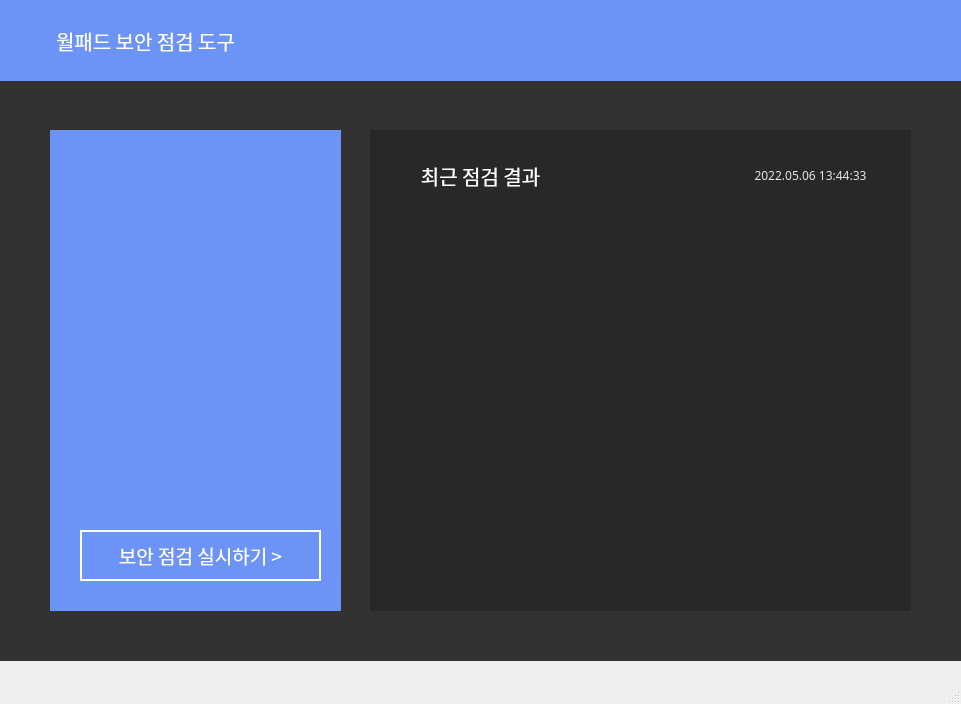
Above: main.ui from skyun333/wallpad before the change. Below: the same form after it.
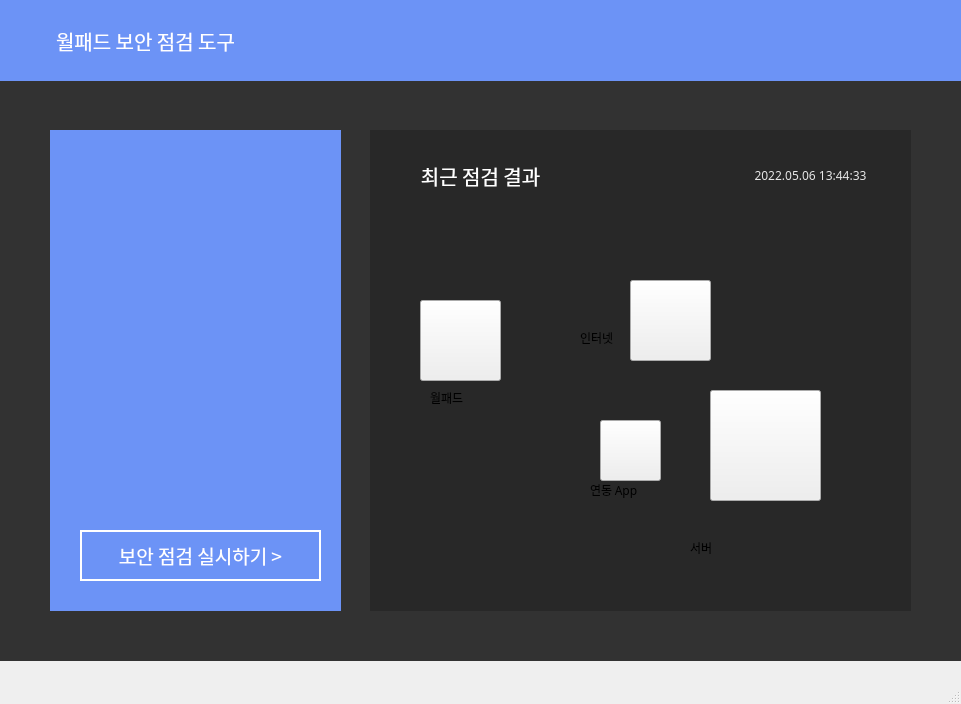
That is the form after the change. Icons and pictures are not drawn.

```diff
--- a/main.ui
+++ b/main.ui
@@ -298,6 +298,222 @@
      <set>Qt::AlignCenter</set>
     </property>
    </widget>
+   <widget class="QLabel" name="label_9">
+    <property name="geometry">
+     <rect>
+      <x>380</x>
+      <y>210</y>
+      <width>521</width>
+      <height>371</height>
+     </rect>
+    </property>
+    <property name="text">
+     <string/>
+    </property>
+    <property name="pixmap">
+     <pixmap>after.png</pixmap>
+    </property>
+   </widget>
+   <widget class="QLabel" name="label_10">
+    <property name="geometry">
+     <rect>
+      <x>430</x>
+      <y>300</y>
+      <width>81</width>
+      <height>81</height>
+     </rect>
+    </property>
+    <property name="text">
+     <string/>
+    </property>
+   </widget>
+   <widget class="QLabel" name="label_11">
+    <property name="geometry">
+     <rect>
+      <x>590</x>
+      <y>410</y>
+      <width>81</width>
+      <height>81</height>
+     </rect>
+    </property>
+    <property name="text">
+     <string/>
+    </property>
+   </widget>
+   <widget class="QLabel" name="label_12">
+    <property name="geometry">
+     <rect>
+      <x>730</x>
+      <y>400</y>
+      <width>81</width>
+      <height>81</height>
+     </rect>
+    </property>
+    <property name="text">
+     <string/>
+    </property>
+   </widget>
+   <widget class="QLabel" name="label_13">
+    <property name="geometry">
+     <rect>
+      <x>630</x>
+      <y>280</y>
+      <width>81</width>
+      <height>81</height>
+     </rect>
+    </property>
+    <property name="text">
+     <string/>
+    </property>
+   </widget>
+   <widget class="QPushButton" name="pushButton">
+    <property name="geometry">
+     <rect>
+      <x>420</x>
+      <y>300</y>
+      <width>81</width>
+      <height>81</height>
+     </rect>
+    </property>
+    <property name="cursor">
+     <cursorShape>OpenHandCursor</cursorShape>
+    </property>
+    <property name="text">
+     <string/>
+    </property>
+   </widget>
+   <widget class="QPushButton" name="pushButton_2">
+    <property name="geometry">
+     <rect>
+      <x>600</x>
+      <y>420</y>
+      <width>61</width>
+      <height>61</height>
+     </rect>
+    </property>
+    <property name="cursor">
+     <cursorShape>OpenHandCursor</cursorShape>
+    </property>
+    <property name="text">
+     <string/>
+    </property>
+   </widget>
+   <widget class="QPushButton" name="pushButton_4">
+    <property name="geometry">
+     <rect>
+      <x>710</x>
+      <y>390</y>
+      <width>111</width>
+      <height>111</height>
+     </rect>
+    </property>
+    <property name="cursor">
+     <cursorShape>OpenHandCursor</cursorShape>
+    </property>
+    <property name="text">
+     <string/>
+    </property>
+   </widget>
+   <widget class="QPushButton" name="pushButton_5">
+    <property name="geometry">
+     <rect>
+      <x>630</x>
+      <y>280</y>
+      <width>81</width>
+      <height>81</height>
+     </rect>
+    </property>
+    <property name="cursor">
+     <cursorShape>OpenHandCursor</cursorShape>
+    </property>
+    <property name="text">
+     <string/>
+    </property>
+   </widget>
+   <widget class="QLabel" name="label_15">
+    <property name="geometry">
+     <rect>
+      <x>430</x>
+      <y>390</y>
+      <width>51</width>
+      <height>16</height>
+     </rect>
+    </property>
+    <property name="font">
+     <font>
+      <family>AppleSDGothicNeoM00</family>
+     </font>
+    </property>
+    <property name="cursor">
+     <cursorShape>ArrowCursor</cursorShape>
+    </property>
+    <property name="text">
+     <string>월패드</string>
+    </property>
+   </widget>
+   <widget class="QLabel" name="label_16">
+    <property name="geometry">
+     <rect>
+      <x>590</x>
+      <y>480</y>
+      <width>61</width>
+      <height>20</height>
+     </rect>
+    </property>
+    <property name="font">
+     <font>
+      <family>AppleSDGothicNeoM00</family>
+     </font>
+    </property>
+    <property name="cursor">
+     <cursorShape>ArrowCursor</cursorShape>
+    </property>
+    <property name="text">
+     <string>연동 App</string>
+    </property>
+   </widget>
+   <widget class="QLabel" name="label_17">
+    <property name="geometry">
+     <rect>
+      <x>690</x>
+      <y>540</y>
+      <width>51</width>
+      <height>16</height>
+     </rect>
+    </property>
+    <property name="font">
+     <font>
+      <family>AppleSDGothicNeoM00</family>
+     </font>
+    </property>
+    <property name="cursor">
+     <cursorShape>ArrowCursor</cursorShape>
+    </property>
+    <property name="text">
+     <string>서버</string>
+    </property>
+   </widget>
+   <widget class="QLabel" name="label_18">
+    <property name="geometry">
+     <rect>
+      <x>580</x>
+      <y>330</y>
+      <width>41</width>
+      <height>16</height>
+     </rect>
+    </property>
+    <property name="font">
+     <font>
+      <family>AppleSDGothicNeoM00</family>
+     </font>
+    </property>
+    <property name="cursor">
+     <cursorShape>ArrowCursor</cursorShape>
+    </property>
+    <property name="text">
+     <string>인터넷</string>
+    </property>
+   </widget>
   </widget>
   <widget class="QMenuBar" name="menubar">
    <property name="geometry">
```
